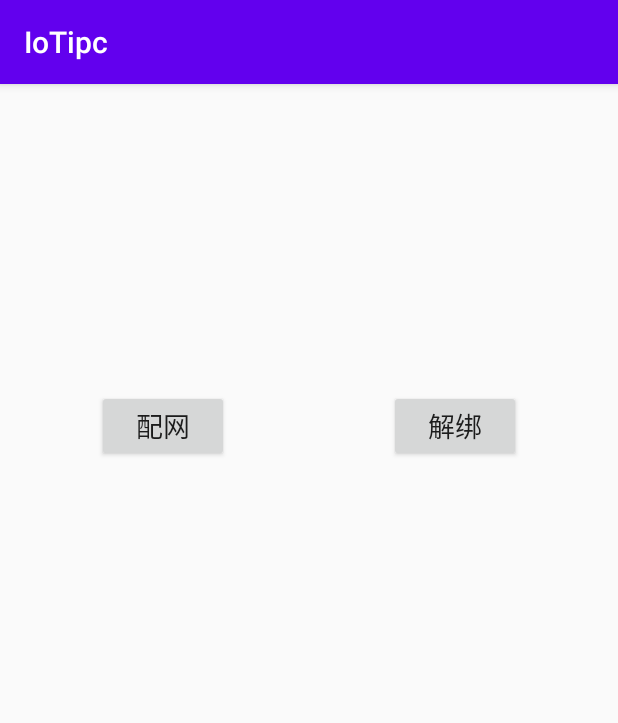
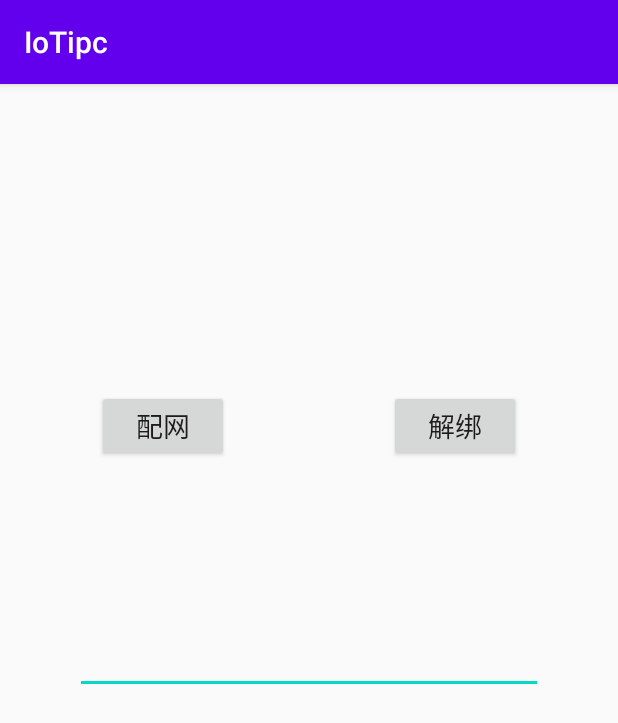
Before and after one commit to Gaiuss/IoTipc, an Android app: the screen it shows after launch (MainActivity), after a tap on "配网", on a phone screen of 412 x 824 dp. Shown: the top 723 px of the screen. Run offline under Robolectric (Android 15) with nearby library versions, the phone set to English and light mode, and no system bars; libraries missing offline, so code that uses them is left out: com.tuya.smart.

Commit message:
优化扫码 添加生成二维码

```diff
--- a/app/src/main/java/com/iot/ipc/activity/MainActivity.java
+++ b/app/src/main/java/com/iot/ipc/activity/MainActivity.java
@@ -3,20 +3,26 @@ package com.iot.ipc.activity;
 import android.Manifest;
 import android.content.Intent;
 import android.content.pm.PackageManager;
+import android.graphics.Bitmap;
 import android.os.Build;
 import android.os.Bundle;
 import android.util.Log;
 import android.widget.Button;
+import android.widget.ImageView;
+import android.widget.TextView;
 import android.widget.Toast;
 
 import androidx.annotation.NonNull;
 import androidx.annotation.Nullable;
 import androidx.appcompat.app.AppCompatActivity;
+import androidx.appcompat.widget.AppCompatEditText;
 import androidx.core.app.ActivityCompat;
 import androidx.core.content.ContextCompat;
 
+import com.google.zxing.WriterException;
 import com.iot.ipc.R;
 import com.iot.ipc.google.zxing.activity.CaptureActivity;
+import com.iot.ipc.google.zxing.encoding.EncodingHandler;
 import com.tuya.smart.aiipc.ipc_sdk.IPCSDK;
 import com.tuya.smart.aiipc.ipc_sdk.api.IMediaTransManager;
 import com.tuya.smart.aiipc.ipc_sdk.api.IMqttProcessManager;
@@ -24,17 +30,25 @@ import com.tuya.smart.aiipc.ipc_sdk.api.INetConfigManager;
 import com.tuya.smart.aiipc.ipc_sdk.service.IPCServiceManager;
 import com.tuya.smart.aiipc.netconfig.mqtt.TuyaNetConfig;
 
+import java.util.Objects;
+
 public class MainActivity extends AppCompatActivity {
 
     public static final int REQUEST_CODE = 0;
+    private TextView tvQR;
+    private AppCompatEditText etQR;
+    private ImageView ivQR;
 
     @Override
     protected void onCreate(Bundle savedInstanceState) {
         super.onCreate(savedInstanceState);
         setContentView(R.layout.activity_main);
 
+        tvQR = findViewById(R.id.tv_qr_code);
         Button btnNet = findViewById(R.id.btn_net);
         Button btnUnNet = findViewById(R.id.btn_un_net);
+        etQR = findViewById(R.id.et_qr_code);
+        ivQR = findViewById(R.id.iv_qr_code);
 
 //        PermissionUtil.check(this, new String[]{
 //                Manifest.permission.WRITE_EXTERNAL_STORAGE,
@@ -48,11 +62,25 @@ public class MainActivity extends AppCompatActivity {
 //            } else {
 //                ActivityCompat.requestPermissions(this, new String[]{Manifest.permission.CAMERA}, 123);
 //            }
-            onScan();
+            getScan();
         });
+
+        btnUnNet.setOnClickListener(view -> setScan());
     }
 
-    private void onScan() {
+    private void setScan() {
+        try {
+            String str = Objects.requireNonNull(etQR.getText()).toString().trim();
+            if (!"".equals(str)) {
+                Bitmap bitmap = EncodingHandler.createQRCode(str, 700);
+                ivQR.setImageBitmap(bitmap);
+            }
+        } catch (WriterException e) {
+            e.printStackTrace();
+        }
+    }
+
+    private void getScan() {
         if (Build.VERSION.SDK_INT >= 23) {
             int request = ContextCompat.checkSelfPermission(this, Manifest.permission.CAMERA);
             if (request != PackageManager.PERMISSION_GRANTED) {
@@ -81,16 +109,13 @@ public class MainActivity extends AppCompatActivity {
     @Override
     protected void onActivityResult(int requestCode, int resultCode, @Nullable Intent data) {
         super.onActivityResult(requestCode, resultCode, data);
-        if (resultCode == RESULT_OK) {
-            Bundle bundle = null;
-            if (data != null) {
-                bundle = data.getExtras();
-            }
-            String scanResult = null;
-            if (bundle != null) {
-                scanResult = bundle.getString("result");
-            }
-            Toast.makeText(MainActivity.this, scanResult, Toast.LENGTH_LONG).show();
+        if (requestCode == 0 && resultCode == 161) {
+            assert data != null;
+            Bundle bundle = data.getExtras();
+            assert bundle != null;
+            String scanResult = bundle.getString("qr_scan_result");
+            //Toast.makeText(MainActivity.this, scanResult, Toast.LENGTH_LONG).show();
+            tvQR.setText(scanResult);
         }
     }
 
--- a/app/src/main/res/layout/activity_main.xml
+++ b/app/src/main/res/layout/activity_main.xml
@@ -5,6 +5,16 @@
     android:layout_width="match_parent"
     android:layout_height="match_parent"
     tools:context=".activity.MainActivity">
+
+    <TextView
+        android:id="@+id/tv_qr_code"
+        android:layout_width="wrap_content"
+        android:layout_height="wrap_content"
+        android:gravity="center"
+        app:layout_constraintBottom_toTopOf="@+id/btn_net"
+        app:layout_constraintEnd_toEndOf="parent"
+        app:layout_constraintStart_toStartOf="parent"
+        app:layout_constraintTop_toTopOf="parent" />
 
     <Button
         android:id="@+id/btn_net"
@@ -30,4 +40,25 @@
         app:layout_constraintStart_toStartOf="parent"
         app:layout_constraintTop_toTopOf="parent" />
 
+    <androidx.appcompat.widget.AppCompatEditText
+        android:id="@+id/et_qr_code"
+        android:layout_width="match_parent"
+        android:layout_height="wrap_content"
+        android:layout_marginStart="50dp"
+        android:layout_marginEnd="50dp"
+        app:layout_constraintBottom_toBottomOf="parent"
+        app:layout_constraintEnd_toEndOf="parent"
+        app:layout_constraintStart_toStartOf="parent"
+        app:layout_constraintTop_toTopOf="parent" />
+
+    <ImageView
+        android:id="@+id/iv_qr_code"
+        android:layout_width="wrap_content"
+        android:layout_height="wrap_content"
+        android:contentDescription="@null"
+        app:layout_constraintBottom_toBottomOf="parent"
+        app:layout_constraintEnd_toEndOf="parent"
+        app:layout_constraintStart_toStartOf="parent"
+        app:layout_constraintTop_toBottomOf="@+id/et_qr_code" />
+
 </androidx.constraintlayout.widget.ConstraintLayout>
```
